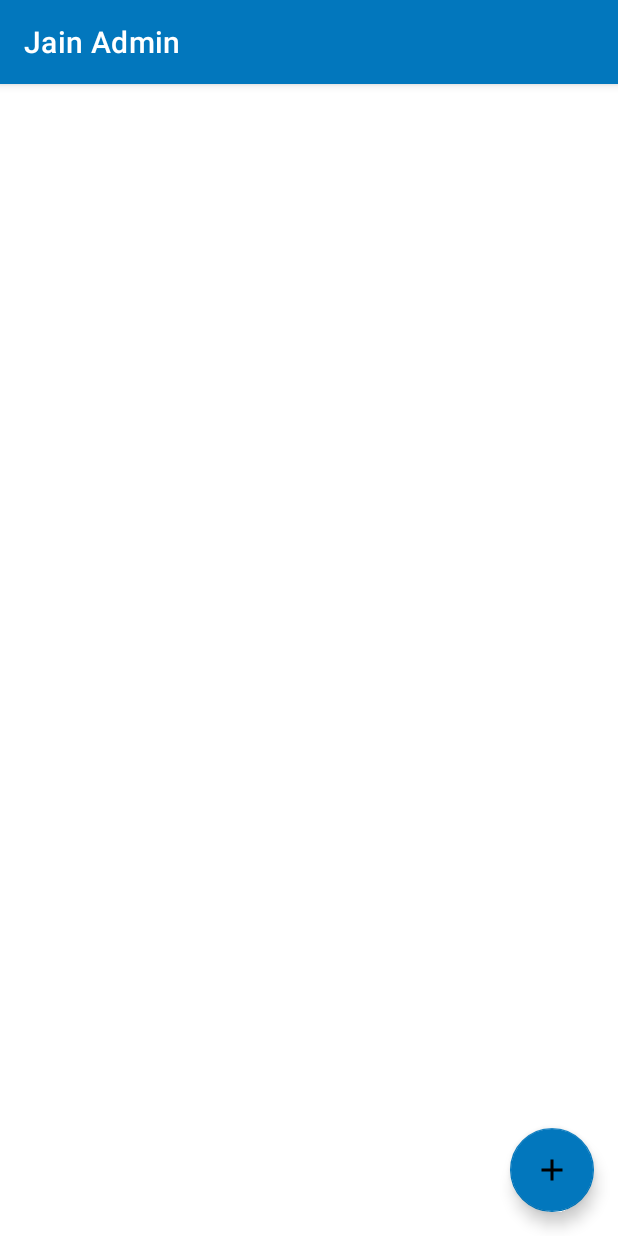
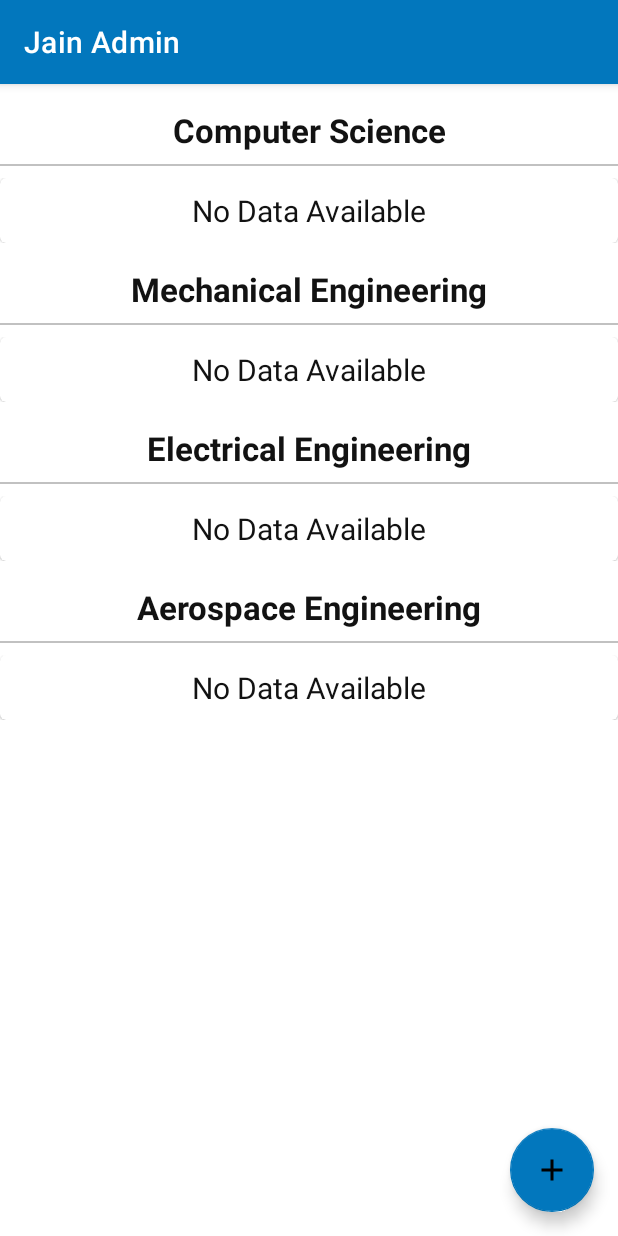
Before and after one commit to reedip-adhikary/College-Application, an Android app: the UpdateFaculty screen opened directly, with no data from a screen before it, on a phone screen of 412 x 824 dp. Run offline under Robolectric (Android 15) with nearby library versions, the light colour scheme and no system bars; our stand-ins replace Firebase (no records; nobody signed in at launch, a user with empty details on screens opened directly).

Commit message:
Teacher ui update

```diff
--- a/AdminApp/app/build.gradle
+++ b/AdminApp/app/build.gradle
@@ -43,4 +43,5 @@ dependencies {
     implementation platform('com.google.firebase:firebase-bom:28.4.1')
     implementation 'com.google.firebase:firebase-analytics'
     implementation 'de.hdodenhof:circleimageview:3.0.1'
+    implementation 'com.squareup.picasso:picasso:2.71828'
 }
--- a/AdminApp/app/src/main/java/com/appone/jainadmin/faculty/UpdateFaculty.java
+++ b/AdminApp/app/src/main/java/com/appone/jainadmin/faculty/UpdateFaculty.java
@@ -1,22 +1,54 @@
 package com.appone.jainadmin.faculty;
 
+import androidx.annotation.NonNull;
 import androidx.appcompat.app.AppCompatActivity;
+import androidx.recyclerview.widget.LinearLayoutManager;
+import androidx.recyclerview.widget.RecyclerView;
 
 import android.content.Intent;
 import android.os.Bundle;
 import android.view.View;
+import android.widget.LinearLayout;
+import android.widget.Toast;
 
 import com.appone.jainadmin.R;
 import com.google.android.material.floatingactionbutton.FloatingActionButton;
+import com.google.firebase.database.DataSnapshot;
+import com.google.firebase.database.DatabaseError;
+import com.google.firebase.database.DatabaseReference;
+import com.google.firebase.database.FirebaseDatabase;
+import com.google.firebase.database.ValueEventListener;
+
+import java.util.ArrayList;
+import java.util.List;
 
 public class UpdateFaculty extends AppCompatActivity {
 
     FloatingActionButton fab;
+    private RecyclerView csDepartment, mechanicalDepartment, electricalDepartment, aerospaceDepartment;
+    private LinearLayout csNoData, mechNoData, electricalNoData, aerospaceNoData;
+    private List<TeacherData> list1, list2, list3, list4;
+
+    private DatabaseReference reference, dbRef;
 
     @Override
     protected void onCreate(Bundle savedInstanceState) {
         super.onCreate(savedInstanceState);
         setContentView(R.layout.activity_update_faculty);
+
+        csDepartment = findViewById(R.id.csDepartment);
+        mechanicalDepartment = findViewById(R.id.mechanicalDepartment);
+        electricalDepartment = findViewById(R.id.electricalDepartment);
+        aerospaceDepartment = findViewById(R.id.aerospaceDepartment);
+
+        csNoData = findViewById(R.id.csNoData);
+        mechNoData = findViewById(R.id.mechNoData);
+        electricalNoData = findViewById(R.id.electricalNoData);
+        aerospaceNoData = findViewById(R.id.aerospaceNoData);
+
+        reference = FirebaseDatabase.getInstance().getReference().child("teacher");
+
+        csDepartment();
 
         fab = findViewById(R.id.fab);
 
@@ -27,4 +59,30 @@ public class UpdateFaculty extends AppCompatActivity {
             }
         });
     }
+
+    private void csDepartment() {
+        dbRef = reference.child("Computer Science");
+        dbRef.addValueEventListener(new ValueEventListener() {
+            @Override
+            public void onDataChange(@NonNull DataSnapshot dataSnapshot) {
+                list1 = new ArrayList<>();
+                if (!dataSnapshot.exists()){
+                    csNoData.setVisibility(View.VISIBLE);
+                    csDepartment.setVisibility(View.GONE);
+                }else{
+                    for(DataSnapshot snapshot:dataSnapshot.getChildren()){
+                        TeacherData data = snapshot.getValue(TeacherData.class);
+                        list1.add(data);
+                    }
+                    csDepartment.setHasFixedSize(true);
+                    csDepartment.setLayoutManager(new LinearLayoutManager(UpdateFaculty.this));
+                }
+            }
+
+            @Override
+            public void onCancelled(@NonNull DatabaseError databaseError) {
+                Toast.makeText(UpdateFaculty.this, databaseError.getMessage(), Toast.LENGTH_SHORT).show();
+            }
+        });
+    }
 }
--- a/AdminApp/app/src/main/res/layout/activity_update_faculty.xml
+++ b/AdminApp/app/src/main/res/layout/activity_update_faculty.xml
@@ -17,5 +17,146 @@
         android:elevation="5dp"
         app:fabSize="normal"/>
 
+    <androidx.core.widget.NestedScrollView
+        android:layout_width="match_parent"
+        android:layout_height="match_parent">
+
+        <LinearLayout
+            android:layout_width="match_parent"
+            android:layout_height="match_parent"
+            android:orientation="vertical">
+
+            <TextView
+                android:layout_width="match_parent"
+                android:layout_height="wrap_content"
+                android:text="Computer Science"
+                android:gravity="center"
+                android:textSize="22sp"
+                android:textColor="@color/textColor"
+                android:textStyle="bold"
+                android:layout_marginTop="16dp"/>
+
+            <View
+                android:layout_width="match_parent"
+                android:layout_height="1dp"
+                android:layout_marginVertical="8dp"
+                android:background="#c1c1c1"/>
+
+            <androidx.recyclerview.widget.RecyclerView
+                android:layout_width="match_parent"
+                android:layout_height="wrap_content"
+                android:id="@+id/csDepartment"
+                android:nestedScrollingEnabled="false"
+                android:visibility="gone"/>
+
+            <LinearLayout
+                android:layout_width="match_parent"
+                android:layout_height="wrap_content"
+                android:orientation="vertical"
+                android:id="@+id/csNoData">
+
+                <include layout="@layout/no_data_found"/>
+            </LinearLayout>
+
+            <TextView
+                android:layout_width="match_parent"
+                android:layout_height="wrap_content"
+                android:text="Mechanical Engineering"
+                android:gravity="center"
+                android:textSize="22sp"
+                android:textColor="@color/textColor"
+                android:textStyle="bold"
+                android:layout_marginTop="16dp"/>
+
+            <View
+                android:layout_width="match_parent"
+                android:layout_height="1dp"
+                android:layout_marginVertical="8dp"
+                android:background="#c1c1c1"/>
+
+            <androidx.recyclerview.widget.RecyclerView
+                android:layout_width="match_parent"
+                android:layout_height="wrap_content"
+                android:id="@+id/mechanicalDepartment"
+                android:nestedScrollingEnabled="false"
+                android:visibility="gone"/>
+
+            <LinearLayout
+                android:layout_width="match_parent"
+                android:layout_height="wrap_content"
+                android:orientation="vertical"
+                android:id="@+id/mechNoData">
+
+                <include layout="@layout/no_data_found"/>
+            </LinearLayout>
+
+            <TextView
+                android:layout_width="match_parent"
+                android:layout_height="wrap_content"
+                android:text="Electrical Engineering"
+                android:gravity="center"
+                android:textSize="22sp"
+                android:textColor="@color/textColor"
+                android:textStyle="bold"
+                android:layout_marginTop="16dp"/>
+
+            <View
+                android:layout_width="match_parent"
+                android:layout_height="1dp"
+                android:layout_marginVertical="8dp"
+                android:background="#c1c1c1"/>
+
+            <androidx.recyclerview.widget.RecyclerView
+                android:layout_width="match_parent"
+                android:layout_height="wrap_content"
+                android:id="@+id/electricalDepartment"
+                android:nestedScrollingEnabled="false"
+                android:visibility="gone"/>
+
+            <LinearLayout
+                android:layout_width="match_parent"
+                android:layout_height="wrap_content"
+                android:orientation="vertical"
+                android:id="@+id/electricalNoData">
+
+                <include layout="@layout/no_data_found"/>
+            </LinearLayout>
+
+            <TextView
+                android:layout_width="match_parent"
+                android:layout_height="wrap_content"
+                android:text="Aerospace Engineering"
+                android:gravity="center"
+                android:textSize="22sp"
+                android:textColor="@color/textColor"
+                android:textStyle="bold"
+                android:layout_marginTop="16dp"/>
+
+            <View
+                android:layout_width="match_parent"
+                android:layout_height="1dp"
+                android:layout_marginVertical="8dp"
+                android:background="#c1c1c1"/>
+
+            <androidx.recyclerview.widget.RecyclerView
+                android:layout_width="match_parent"
+                android:layout_height="wrap_content"
+                android:id="@+id/aerospaceDepartment"
+                android:nestedScrollingEnabled="false"
+                android:visibility="gone"/>
+
+            <LinearLayout
+                android:layout_width="match_parent"
+                android:layout_height="wrap_content"
+                android:orientation="vertical"
+                android:id="@+id/aerospaceNoData">
+
+                <include layout="@layout/no_data_found"/>
+            </LinearLayout>
+
+        </LinearLayout>
+
+    </androidx.core.widget.NestedScrollView>
+
 
 </androidx.coordinatorlayout.widget.CoordinatorLayout>
--- /dev/null
+++ b/AdminApp/app/src/main/res/layout/no_data_found.xml
@@ -0,0 +1,17 @@
+<?xml version="1.0" encoding="utf-8"?>
+<com.google.android.material.card.MaterialCardView
+    xmlns:android="http://schemas.android.com/apk/res/android"
+    android:layout_width="match_parent"
+    android:layout_height="wrap_content"
+    android:id="@+id/noDataFound">
+
+    <TextView
+        android:layout_width="match_parent"
+        android:layout_height="wrap_content"
+        android:text="No Data Available"
+        android:textColor="@color/textColor"
+        android:gravity="center"
+        android:layout_margin="8dp"
+        android:textSize="20sp"/>
+
+</com.google.android.material.card.MaterialCardView>
--- a/AdminApp/app/src/main/res/values/colors.xml
+++ b/AdminApp/app/src/main/res/values/colors.xml
@@ -14,5 +14,6 @@
     <color name="lightGray">#c1c1c1</color>
     <color name="white">#ffffff</color>
     <color name="black">#000000</color>
+    <color name="background">#254CAF50</color>
 
 </resources>
```
Also changed, not shown: AdminApp/app/src/main/java/com/appone/jainadmin/faculty/TeacherAdapter.java (added, +78 -0 lines), AdminApp/app/src/main/res/layout/faculty_item_layout.xml (added, +73 -0 lines).
